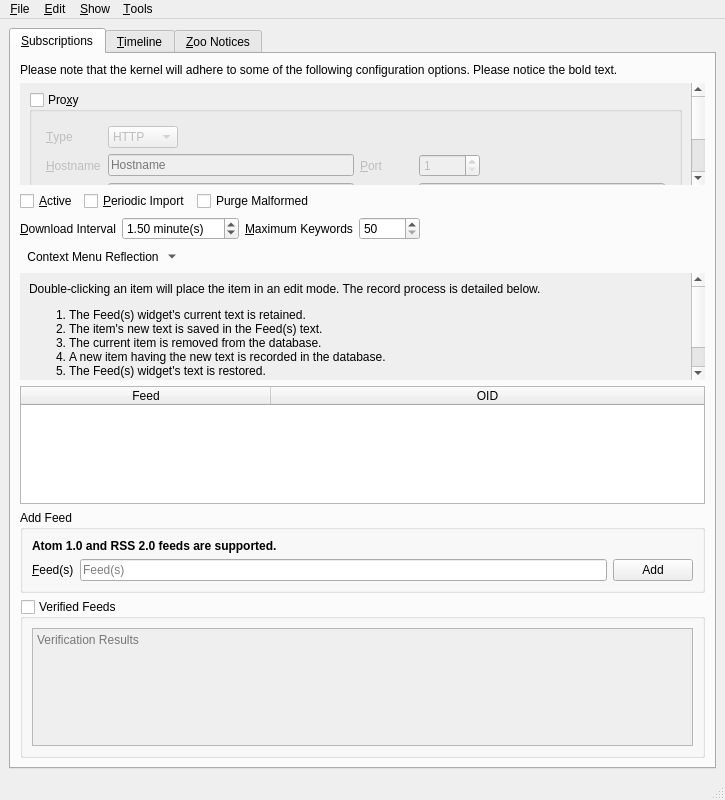
Before: the Qt Designer form Source/UI/spot-on-rss.ui in textbrowser/spot-on, drawn with Qt 5.
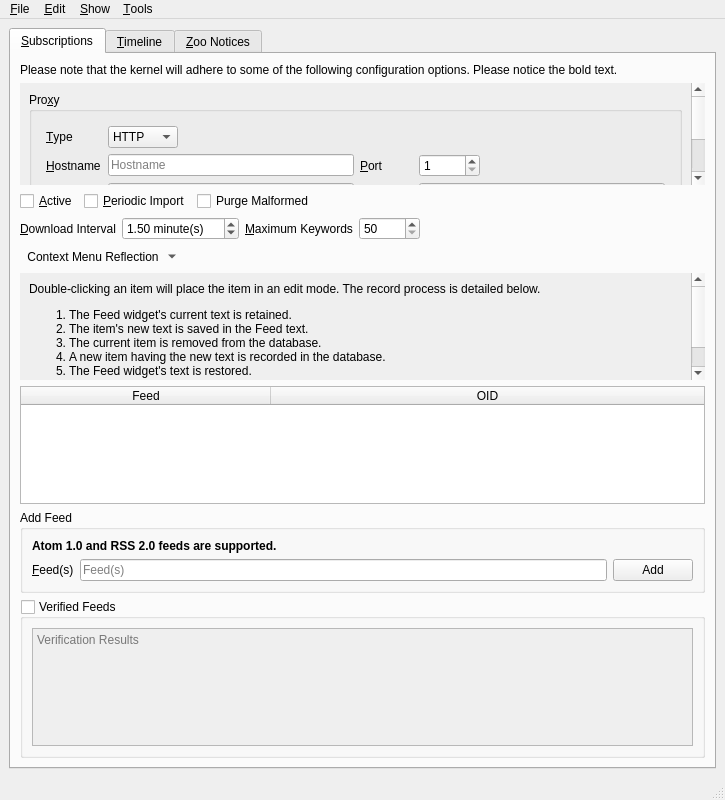
After: the same form once the commit is applied. Icons and pictures are not drawn. Custom widgets are drawn as their Qt base class.

Commit message: Simpler layout.

```diff
--- a/Source/UI/spot-on-rss.ui
+++ b/Source/UI/spot-on-rss.ui
@@ -48,7 +48,7 @@
            <property name="geometry">
             <rect>
              <x>0</x>
-             <y>-155</y>
+             <y>0</y>
              <width>672</width>
              <height>238</height>
             </rect>
@@ -65,12 +65,6 @@
               <property name="flat">
                <bool>true</bool>
               </property>
-              <property name="checkable">
-               <bool>true</bool>
-              </property>
-              <property name="checked">
-               <bool>false</bool>
-              </property>
               <layout class="QGridLayout" name="gridLayout_5">
                <property name="leftMargin">
                 <number>5</number>
@@ -465,7 +459,7 @@
             <item>
              <widget class="QLabel" name="label_12">
               <property name="text">
-               <string>&lt;html&gt;&lt;head/&gt;&lt;body&gt;&lt;p&gt;Double-clicking an item will place the item in an edit mode. The record process is detailed below.&lt;/p&gt;&lt;ol&gt;&lt;li&gt;The Feed(s) widget's current text is retained.&lt;/li&gt;&lt;li&gt;The item's new text is saved in the Feed(s) text.&lt;/li&gt;&lt;li&gt;The current item is removed from the database.&lt;/li&gt;&lt;li&gt;A new item having the new text is recorded in the database.&lt;/li&gt;&lt;li&gt;The Feed(s) widget's text is restored.&lt;/li&gt;&lt;/ol&gt;&lt;p&gt;Please note that an error dialog may be displayed during this process.&lt;/p&gt;&lt;/body&gt;&lt;/html&gt;</string>
+               <string>&lt;html&gt;&lt;head/&gt;&lt;body&gt;&lt;p&gt;Double-clicking an item will place the item in an edit mode. The record process is detailed below.&lt;/p&gt;&lt;ol style=&quot;margin-top: 0px; margin-bottom: 0px; margin-left: 0px; margin-right: 0px; -qt-list-indent: 1;&quot;&gt;&lt;li style=&quot; margin-top:12px; margin-bottom:0px; margin-left:0px; margin-right:0px; -qt-block-indent:0; text-indent:0px;&quot;&gt;The Feed widget's current text is retained.&lt;/li&gt;&lt;li style=&quot; margin-top:0px; margin-bottom:0px; margin-left:0px; margin-right:0px; -qt-block-indent:0; text-indent:0px;&quot;&gt;The item's new text is saved in the Feed text.&lt;/li&gt;&lt;li style=&quot; margin-top:0px; margin-bottom:0px; margin-left:0px; margin-right:0px; -qt-block-indent:0; text-indent:0px;&quot;&gt;The current item is removed from the database.&lt;/li&gt;&lt;li style=&quot; margin-top:0px; margin-bottom:0px; margin-left:0px; margin-right:0px; -qt-block-indent:0; text-indent:0px;&quot;&gt;A new item having the new text is recorded in the database.&lt;/li&gt;&lt;li style=&quot; margin-top:0px; margin-bottom:12px; margin-left:0px; margin-right:0px; -qt-block-indent:0; text-indent:0px;&quot;&gt;The Feed widget's text is restored.&lt;/li&gt;&lt;/ol&gt;&lt;p&gt;Please note that an error dialog may be displayed during this process.&lt;/p&gt;&lt;/body&gt;&lt;/html&gt;</string>
               </property>
               <property name="wordWrap">
                <bool>true</bool>
```
Left out of the diff: 4 changed lines with no effect on the pictures. The commit also changes 1 other file.
